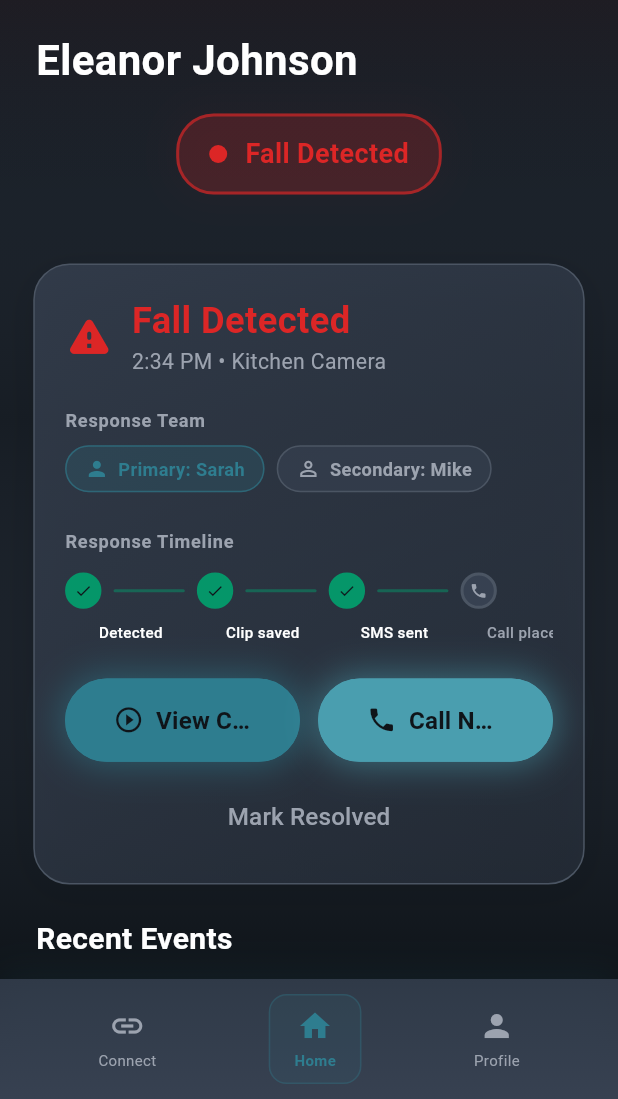
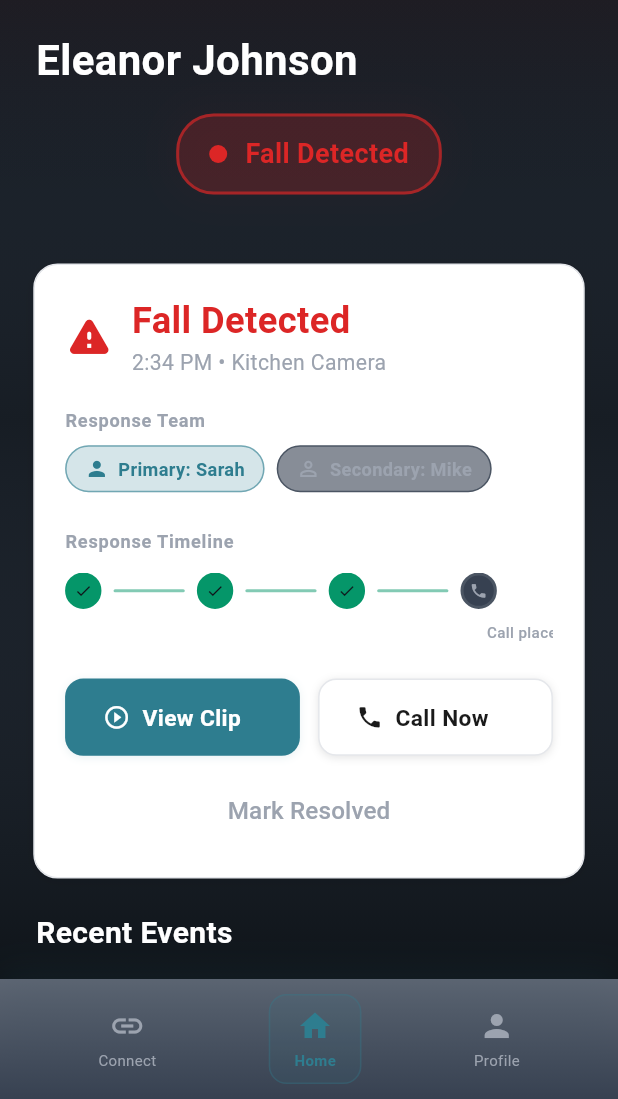
Before and after one commit to saachivar/guardian-angel-ugahacks11, a Flutter app: the screen it shows after launch, on a phone screen of 412 x 824 dp, the part 137-1236 px from its top. Run offline on Flutter 3.47's test engine with Material 3 defaults, Android fonts, the phone set to English and light mode, and no system bars; Roboto replaces fonts that are missing (SF Pro Display).

Commit message:
feat: Complete professional healthcare UI transformation
- Fixed duplicate class definitions and build errors
- Professional HealthButton/HealthCard components active
- Medical blue color scheme with light/dark theme support
- Clean healthcare-focused design replacing AI aesthetic

```diff
--- a/lib/main.dart
+++ b/lib/main.dart
@@ -76,8 +76,10 @@
 
   @override
   Widget build(BuildContext context) {
+    final isDark = Theme.of(context).brightness == Brightness.dark;
+
     return Scaffold(
-      backgroundColor: GuardianColors.darkBg,
+      backgroundColor: isDark ? HealthColors.darkBackground : HealthColors.lightBackground,
       body: PageView(
         controller: _pageController,
         children: _screens,
@@ -252,7 +254,205 @@
   );
 }
 
-// Legacy GuardianColors for backward compatibility (will be replaced gradually)
+// Professional Healthcare UI Components
+class HealthButton extends StatefulWidget {
+  final String label;
+  final IconData? icon;
+  final VoidCallback onPressed;
+  final bool isPrimary;
+  final bool isLoading;
+
+  const HealthButton({
+    super.key,
+    required this.label,
+    this.icon,
+    required this.onPressed,
+    this.isPrimary = false,
+    this.isLoading = false,
+  });
+
+  @override
+  State<HealthButton> createState() => _HealthButtonState();
+}
+
+class _HealthButtonState extends State<HealthButton> {
+  bool _isPressed = false;
+
+  @override
+  Widget build(BuildContext context) {
+    final isDark = Theme.of(context).brightness == Brightness.dark;
+
+    return GestureDetector(
+      onTapDown: (_) => setState(() => _isPressed = true),
+      onTapUp: (_) => setState(() => _isPressed = false),
+      onTapCancel: () => setState(() => _isPressed = false),
+      onTap: widget.onPressed,
+      child: AnimatedContainer(
+        duration: const Duration(milliseconds: 150),
+        padding: const EdgeInsets.symmetric(horizontal: 24, vertical: 14),
+        decoration: BoxDecoration(
+          color: widget.isPrimary
+              ? (isDark ? HealthColors.darkPrimary : HealthColors.lightPrimary)
+              : (isDark ? HealthColors.darkCardBg : HealthColors.lightCardBg),
+          borderRadius: BorderRadius.circular(12),
+          border: Border.all(
+            color: widget.isPrimary
+                ? Colors.transparent
+                : (isDark ? HealthColors.darkBorder : HealthColors.lightBorder),
+            width: 1,
+          ),
+          boxShadow: [
+            BoxShadow(
+              color: (widget.isPrimary
+                  ? (isDark ? HealthColors.darkPrimary : HealthColors.lightPrimary)
+                  : Colors.black)
+                .withOpacity(_isPressed ? 0.3 : 0.1),
+              blurRadius: _isPressed ? 8 : 4,
+              offset: Offset(0, _isPressed ? 2 : 1),
+            ),
+          ],
+        ),
+        child: widget.isLoading
+            ? SizedBox(
+                width: 20,
+                height: 20,
+                child: CircularProgressIndicator(
+                  strokeWidth: 2,
+                  valueColor: AlwaysStoppedAnimation<Color>(
+                    widget.isPrimary
+                        ? Colors.white
+                        : (isDark ? HealthColors.darkPrimary : HealthColors.lightPrimary),
+                  ),
+                ),
+              )
+            : Row(
+                mainAxisSize: MainAxisSize.min,
+                children: [
+                  if (widget.icon != null) ...[
+                    Icon(
+                      widget.icon,
+                      size: 18,
+                      color: widget.isPrimary
+                          ? Colors.white
+                          : (isDark ? HealthColors.darkTextPrimary : HealthColors.lightTextPrimary),
+                    ),
+                    const SizedBox(width: 8),
+                  ],
+                  Text(
+                    widget.label,
+                    style: TextStyle(
+                      fontSize: 15,
+                      fontWeight: FontWeight.w600,
+                      color: widget.isPrimary
+                          ? Colors.white
+                          : (isDark ? HealthColors.darkTextPrimary : HealthColors.lightTextPrimary),
+                    ),
+                  ),
+                ],
+              ),
+      ),
+    );
+  }
+}
+
+class HealthCard extends StatelessWidget {
+  final Widget child;
+  final EdgeInsetsGeometry? padding;
+  final Color? backgroundColor;
+
+  const HealthCard({
+    super.key,
+    required this.child,
+    this.padding,
+    this.backgroundColor,
+  });
+
+  @override
+  Widget build(BuildContext context) {
+    final isDark = Theme.of(context).brightness == Brightness.dark;
+
+    return Container(
+      padding: padding ?? const EdgeInsets.all(20),
+      decoration: BoxDecoration(
+        color: backgroundColor ?? (isDark ? HealthColors.darkCardBg : HealthColors.lightCardBg),
+        borderRadius: BorderRadius.circular(16),
+        border: Border.all(
+          color: isDark ? HealthColors.darkBorder : HealthColors.lightBorder,
+          width: 1,
+        ),
+        boxShadow: [
+          BoxShadow(
+            color: Colors.black.withOpacity(isDark ? 0.3 : 0.05),
+            blurRadius: 10,
+            offset: const Offset(0, 2),
+          ),
+        ],
+      ),
+      child: child,
+    );
+  }
+}
+
+class StatusIndicator extends StatelessWidget {
+  final String status;
+  final StatusType type;
+
+  const StatusIndicator({
+    super.key,
+    required this.status,
+    required this.type,
+  });
+
+  @override
+  Widget build(BuildContext context) {
+    Color statusColor;
+    IconData statusIcon;
+
+    switch (type) {
+      case StatusType.active:
+        statusColor = HealthColors.emergencyRed;
+        statusIcon = Icons.warning;
+        break;
+      case StatusType.resolved:
+        statusColor = HealthColors.safeGreen;
+        statusIcon = Icons.check_circle;
+        break;
+      case StatusType.falseAlert:
+        statusColor = HealthColors.warningAmber;
+        statusIcon = Icons.info;
+        break;
+    }
+
+    return Container(
+      padding: const EdgeInsets.symmetric(horizontal: 12, vertical: 6),
+      decoration: BoxDecoration(
+        color: statusColor.withOpacity(0.1),
+        borderRadius: BorderRadius.circular(20),
+        border: Border.all(
+          color: statusColor.withOpacity(0.3),
+          width: 1,
+        ),
+      ),
+      child: Row(
+        mainAxisSize: MainAxisSize.min,
+        children: [
+          Icon(statusIcon, size: 14, color: statusColor),
+          const SizedBox(width: 6),
+          Text(
+            status,
+            style: TextStyle(
+              color: statusColor,
+              fontSize: 12,
+              fontWeight: FontWeight.w600,
+            ),
+          ),
+        ],
+      ),
+    );
+  }
+}
+
+// Legacy GuardianColors for backward compatibility (gradually replacing)
 class GuardianColors {
   static const lightGreen = HealthColors.lightPrimary;
   static const lightBlue = HealthColors.lightSecondary;
@@ -268,162 +468,7 @@
   static const glassBorder = HealthColors.darkBorder;
 }
 
-// Premium UI Components
-class GlowButton extends StatefulWidget {
-  final String label;
-  final IconData? icon;
-  final VoidCallback onPressed;
-  final bool isPrimary;
-  final bool isLoading;
-
-  const GlowButton({
-    super.key,
-    required this.label,
-    required this.onPressed,
-    this.icon,
-    this.isPrimary = true,
-    this.isLoading = false,
-  });
-
-  @override
-  State<GlowButton> createState() => _GlowButtonState();
-}
-
-class _GlowButtonState extends State<GlowButton>
-    with SingleTickerProviderStateMixin {
-  late AnimationController _controller;
-  late Animation<double> _glowAnimation;
-
-  @override
-  void initState() {
-    super.initState();
-    _controller = AnimationController(
-      duration: const Duration(milliseconds: 1500),
-      vsync: this,
-    );
-    _glowAnimation = Tween<double>(begin: 0.3, end: 1.0).animate(
-      CurvedAnimation(parent: _controller, curve: Curves.easeInOut),
-    );
-    _controller.repeat(reverse: true);
-  }
-
-  @override
-  void dispose() {
-    _controller.dispose();
-    super.dispose();
-  }
-
-  @override
-  Widget build(BuildContext context) {
-    final colors = widget.isPrimary
-        ? [GuardianColors.lightGreen, GuardianColors.glowGreen]
-        : [GuardianColors.lightBlue, GuardianColors.glowBlue];
-
-    return AnimatedBuilder(
-      animation: _glowAnimation,
-      builder: (context, child) {
-        return Container(
-          decoration: BoxDecoration(
-            borderRadius: BorderRadius.circular(28),
-            boxShadow: [
-              BoxShadow(
-                color: colors[1].withOpacity(_glowAnimation.value * 0.6),
-                blurRadius: 20,
-                spreadRadius: 2,
-              ),
-            ],
-          ),
-          child: ElevatedButton(
-            onPressed: widget.isLoading ? null : widget.onPressed,
-            style: ElevatedButton.styleFrom(
-              backgroundColor: colors[0],
-              foregroundColor: GuardianColors.darkBg,
-              padding: const EdgeInsets.symmetric(horizontal: 32, vertical: 16),
-              shape: RoundedRectangleBorder(
-                borderRadius: BorderRadius.circular(28),
-                side: BorderSide(
-                  color: colors[1].withOpacity(_glowAnimation.value),
-                  width: 2,
-                ),
-              ),
-              elevation: 0,
-            ),
-            child: widget.isLoading
-                ? const SizedBox(
-                    width: 20,
-                    height: 20,
-                    child: CircularProgressIndicator(strokeWidth: 2),
-                  )
-                : Row(
-                    mainAxisSize: MainAxisSize.min,
-                    children: [
-                      if (widget.icon != null) ...[
-                        Icon(widget.icon, size: 20),
-                        const SizedBox(width: 8),
-                      ],
-                      Flexible(
-                        child: Text(
-                          widget.label,
-                          style: const TextStyle(
-                            fontSize: 16,
-                            fontWeight: FontWeight.w600,
-                          ),
-                          overflow: TextOverflow.ellipsis,
-                        ),
-                      ),
-                    ],
-                  ),
-          ),
-        );
-      },
-    );
-  }
-}
-
-class GlassCard extends StatelessWidget {
-  final Widget child;
-  final double blur;
-  final EdgeInsetsGeometry? padding;
-
-  const GlassCard({
-    super.key,
-    required this.child,
-    this.blur = 10,
-    this.padding,
-  });
-
-  @override
-  Widget build(BuildContext context) {
-    return Container(
-      decoration: BoxDecoration(
-        borderRadius: BorderRadius.circular(24),
-        border: Border.all(
-          color: GuardianColors.glassBorder,
-          width: 1,
-        ),
-        gradient: LinearGradient(
-          begin: Alignment.topLeft,
-          end: Alignment.bottomRight,
-          colors: [
-            GuardianColors.cardBg.withOpacity(0.8),
-            GuardianColors.cardBg.withOpacity(0.4),
-          ],
-        ),
-        boxShadow: [
-          BoxShadow(
-            color: GuardianColors.darkBg.withOpacity(0.3),
-            blurRadius: 20,
-            offset: const Offset(0, 8),
-          ),
-        ],
-      ),
-      child: Padding(
-        padding: padding ?? const EdgeInsets.all(20),
-        child: child,
-      ),
-    );
-  }
-}
+
 
 class ConfidenceRing extends StatefulWidget {
   final double confidence;
@@ -755,7 +800,7 @@
                     const SizedBox(height: 48),
 
                     // Connection card
-                    GlassCard(
+                    HealthCard(
                       child: Column(
                         crossAxisAlignment: CrossAxisAlignment.start,
                         children: [
@@ -830,7 +875,7 @@
                           Row(
                             children: [
                               Expanded(
-                                child: GlowButton(
+                                child: HealthButton(
                                   label: 'Test Connection',
                                   icon: Icons.wifi_find,
                                   onPressed: _testConnection,
@@ -840,7 +885,7 @@
                               ),
                               const SizedBox(width: 16),
                               Expanded(
-                                child: GlowButton(
+                                child: HealthButton(
                                   label: _isConnected ? 'Continue' : 'Save & Continue',
                                   icon: _isConnected ? Icons.arrow_forward : Icons.save,
                                   onPressed: _isConnected ? _navigateToHome : _saveAndContinue,
@@ -1032,7 +1077,7 @@
             onPressed: () => Navigator.pop(context),
             child: const Text('Maybe Later'),
           ),
-          GlowButton(
+          HealthButton(
             label: 'Coming Soon',
             onPressed: () => Navigator.pop(context),
             isPrimary: false,
@@ -1383,7 +1428,7 @@
       builder: (context, child) {
         return Transform.scale(
           scale: 1.0 + (_pulseController.value * 0.02),
-          child: GlassCard(
+          child: HealthCard(
             child: Column(
               crossAxisAlignment: CrossAxisAlignment.start,
               children: [
@@ -1453,7 +1498,7 @@
                 Row(
                   children: [
                     Expanded(
-                      child: GlowButton(
+                      child: HealthButton(
                         label: 'View Clip',
                         icon: Icons.play_circle_outline,
                         onPressed: _viewClip,
@@ -1462,7 +1507,7 @@
                     ),
                     const SizedBox(width: 12),
                     Expanded(
-                      child: GlowButton(
+                      child: HealthButton(
                         label: 'Call Now',
                         icon: Icons.phone,
                         onPressed: _showCallOptions,
@@ -1683,7 +1728,7 @@
   Widget _buildEventCard(Map<String, String> event) {
     final statusType = event['type'] == 'resolved' ? StatusType.resolved : StatusType.active;
 
-    return GlassCard(
+    return HealthCard(
       padding: const EdgeInsets.all(16),
       child: Row(
         children: [
@@ -1799,7 +1844,7 @@
             ),
             const SizedBox(height: 24),
 
-            GlowButton(
+            HealthButton(
               label: 'Call 911',
               icon: Icons.emergency,
               onPressed: () {
@@ -1811,7 +1856,7 @@
 
             const SizedBox(height: 12),
 
-            GlowButton(
+            HealthButton(
               label: 'Call Eleanor',
               icon: Icons.person,
               onPressed: () {
@@ -2090,7 +2135,7 @@
   }
 
   Widget _buildVideoPlayer() {
-    return GlassCard(
+    return HealthCard(
       child: Column(
         crossAxisAlignment: CrossAxisAlignment.start,
         children: [
@@ -2253,7 +2298,7 @@
                 () => _jumpToTime(_currentTime - 10),
               ),
               const SizedBox(width: 24),
-              GlowButton(
+              HealthButton(
                 label: _isPlaying ? 'Pause' : 'Play',
                 icon: _isPlaying ? Icons.pause : Icons.play_arrow,
                 onPressed: _togglePlayPause,
@@ -2268,7 +2313,7 @@
           ),
         ),
         const SizedBox(height: 12),
-        GlowButton(
+        HealthButton(
           label: 'Replay Key Moment',
           icon: Icons.replay,
           onPressed: () => _jumpToTime(_fallTimestamp - 1),
@@ -2295,7 +2340,7 @@
   }
 
   Widget _buildExplainabilityCard() {
-    return GlassCard(
+    return HealthCard(
       child: Column(
         crossAxisAlignment: CrossAxisAlignment.start,
         children: [
@@ -2413,7 +2458,7 @@
         Row(
           children: [
             Expanded(
-              child: GlowButton(
+              child: HealthButton(
                 label: 'Confirm Fall',
                 icon: Icons.warning,
                 onPressed: _confirmFall,
@@ -2422,7 +2467,7 @@
             ),
             const SizedBox(width: 16),
             Expanded(
-              child: GlowButton(
+              child: HealthButton(
                 label: 'False Alert',
                 icon: Icons.close,
                 onPressed: _markFalseAlert,
@@ -2432,7 +2477,7 @@
           ],
         ),
         const SizedBox(height: 16),
-        GlowButton(
+        HealthButton(
           label: 'Call Emergency Services',
           icon: Icons.phone,
           onPressed: _callEmergencyServices,
@@ -2582,7 +2627,7 @@
   }
 
   Widget _buildCaregiverCard(String title, Map<String, String> caregiver, {required bool isPrimary}) {
-    return GlassCard(
+    return HealthCard(
       child: Column(
         crossAxisAlignment: CrossAxisAlignment.start,
         children: [
@@ -2663,7 +2708,7 @@
   }
 
   Widget _buildThemeSettings() {
-    return GlassCard(
+    return HealthCard(
       child: Column(
         crossAxisAlignment: CrossAxisAlignment.start,
         children: [
@@ -2786,7 +2831,7 @@
   }
 
   Widget _buildNotificationSettings() {
-    return GlassCard(
+    return HealthCard(
       child: Column(
         crossAxisAlignment: CrossAxisAlignment.start,
         children: [
@@ -2879,7 +2924,7 @@
   }
 
   Widget _buildTestSection() {
-    return GlassCard(
+    return HealthCard(
       child: Column(
         crossAxisAlignment: CrossAxisAlignment.start,
         children: [
@@ -2906,7 +2951,7 @@
             ),
           ),
           const SizedBox(height: 20),
-          GlowButton(
+          HealthButton(
             label: 'Send Test Alert',
             icon: Icons.send,
             onPressed: _sendTestAlert,
```
